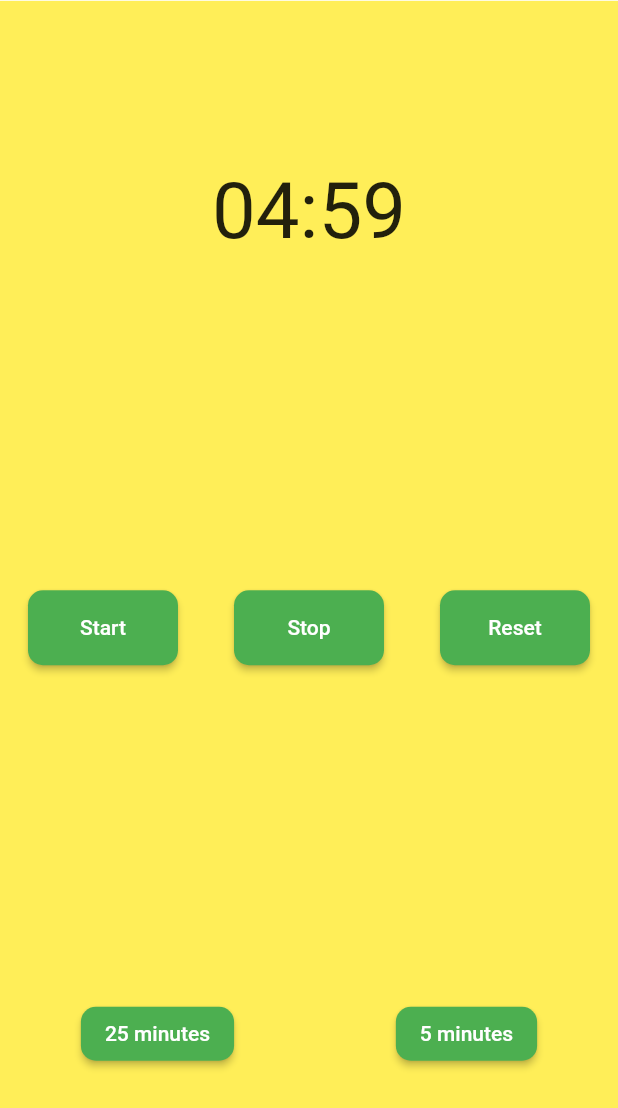
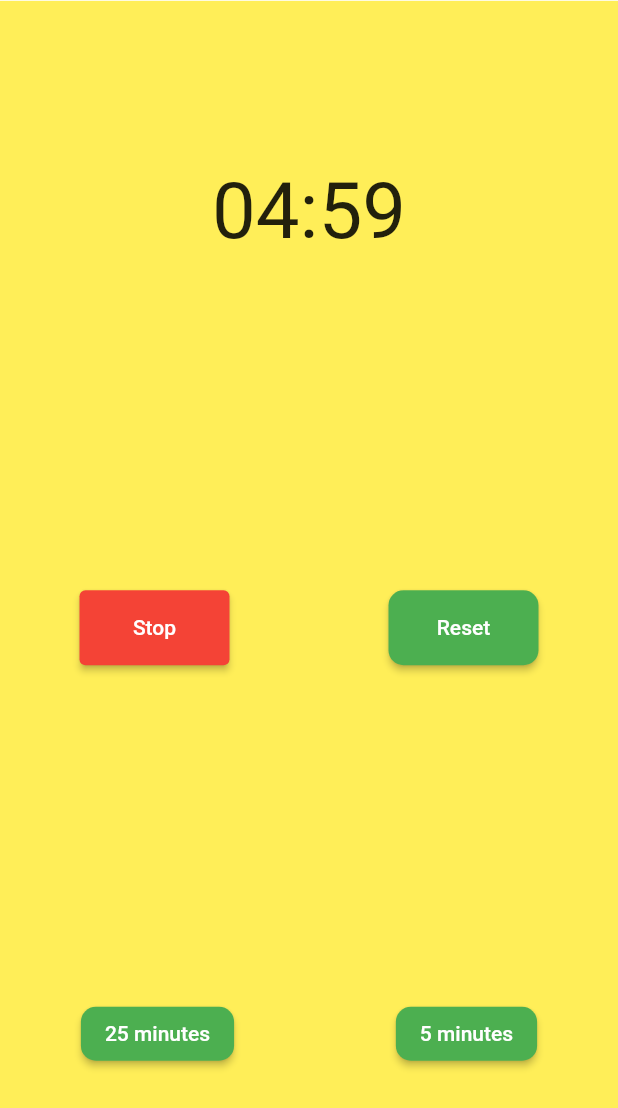
Before and after one commit to hikatyu1029/pomodoro_timer, a Flutter app: the screen it shows after launch, after a tap on "Start", on a phone screen of 412 x 824 dp. Shown: the top 1108 px of the screen. Run offline on Flutter 3.47's test engine with Material 2 defaults, Android fonts, the phone set to English and light mode, and no system bars; our stand-ins replace audioplayers.

Commit message:
start and stop button mix

```diff
--- a/lib/Timer/timer_view.dart
+++ b/lib/Timer/timer_view.dart
@@ -56,16 +56,12 @@ class TimerViewBody extends StatelessWidget {
                 SizedBox(
                   width: 100, //横幅
                   height: 50, //高さ
-                  child: DefaultButton(
-                    onPressed: () => vm.start(),
-                    child: Text("Start"),
+                  child: ElevatedButton(
+                    onPressed: vm.doingFlg ? () => vm.stop() : () => vm.start(),
+                    child: vm.doingFlg ? Text("Stop") : Text("Start"),
+                    style: ElevatedButton.styleFrom(
+                        primary: vm.doingFlg ? Colors.red : Colors.green),
                   ),
-                ),
-                SizedBox(
-                  width: 100, //横幅
-                  height: 50, //高さ
-                  child: DefaultButton(
-                      onPressed: () => vm.stop(), child: Text("Stop")),
                 ),
                 SizedBox(
                     width: 100, //横幅
--- a/lib/Timer/timer_view_model.dart
+++ b/lib/Timer/timer_view_model.dart
@@ -8,6 +8,11 @@ class TimerViewModel extends ChangeNotifier {
   late int setCount = 300;
   late int count = 300;
   late Timer _timer;
+
+  /// doing : 1
+  /// stop : 0
+  late bool _doingFlg = false;
+  bool get doingFlg => _doingFlg;
 
   /// work finish:0
   /// rest finish:1
@@ -27,10 +32,14 @@ class TimerViewModel extends ChangeNotifier {
       countDownStart();
     });
     _timer.isActive;
+    _doingFlg = true;
+    notifyListeners();
   }
 
   void stop() {
     _timer.cancel();
+    _doingFlg = false;
+    notifyListeners();
   }
 
   void countDownStart() {
@@ -56,6 +65,7 @@ class TimerViewModel extends ChangeNotifier {
   void reset() {
     count = setCount;
     _timer.cancel();
+    _doingFlg = false;
     notifyListeners();
   }
 
```
